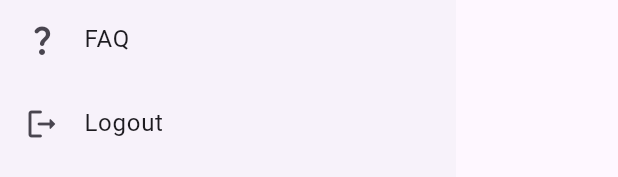
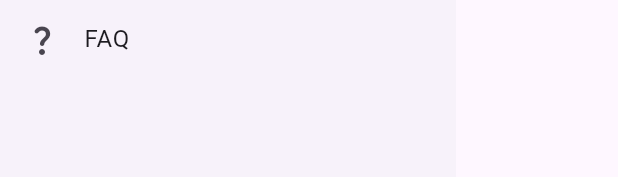
Before and after one commit to grgprarup/stationery_shop, a Flutter app: the NavDrawer widget shown alone on an empty page, opened directly, on a phone screen of 412 x 824 dp. Shown: the part 424-601 px from the top of the screen. Run offline on Flutter 3.47's test engine with Material 3 defaults, Android fonts, the light colour scheme and no system bars; our stand-ins replace shared_preferences; accounts and stored records are empty.

Commit message:
Removed logout option from drawer

```diff
--- a/lib/src/widgets/nav_drawer.dart
+++ b/lib/src/widgets/nav_drawer.dart
@@ -24,7 +24,6 @@ class _NavDrawerState extends State<NavDrawer> {
               'Settings', Icons.settings_rounded, null, _onSettings),
           _buildDrawerListTile(
               'FAQ', Icons.question_mark_rounded, null, _onFAQ),
-          _buildDrawerListTile('Logout', Icons.logout_rounded, null, _onLogout),
         ],
       ),
     );
@@ -154,8 +153,4 @@ class _NavDrawerState extends State<NavDrawer> {
     });
     // TODO: Implement FAQ functionality
   }
-
-  void _onLogout() {
-    // TODO: Implement logout functionality
-  }
 }
```
